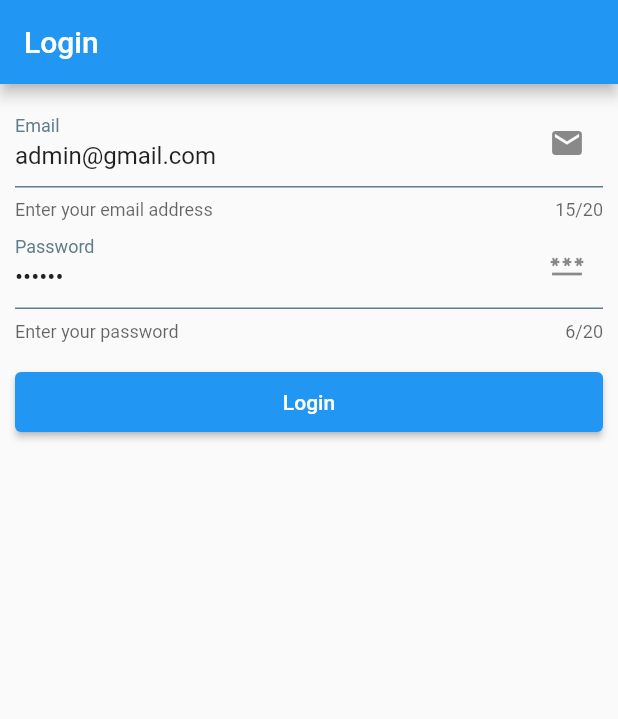
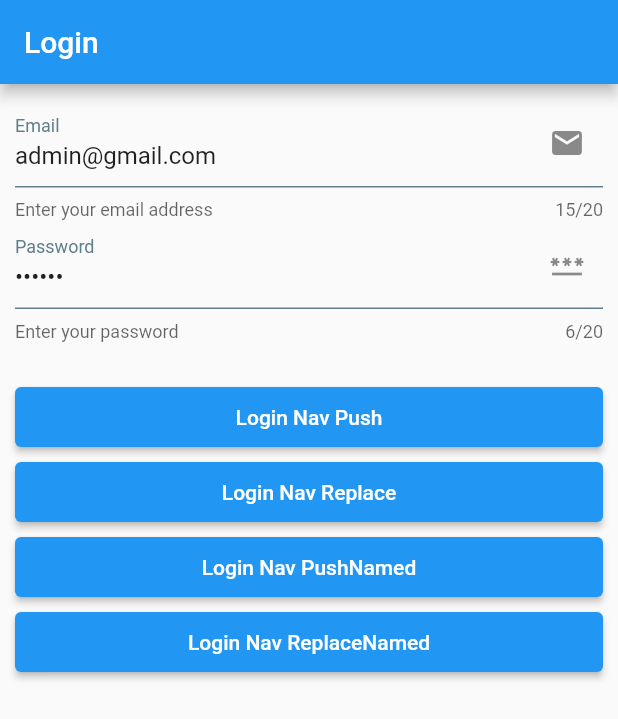
Before and after one commit to lypsisrudiansyah/flutter_navigation1, a Flutter app: the screen it shows after launch, on a phone screen of 412 x 824 dp. Shown: the top 719 px of the screen. Run offline on Flutter 3.47's test engine with Material 2 defaults, Android fonts, the phone set to English and light mode, and no system bars.

Commit message:
🔧 chore(main.dart): update import statement for app_router.dart to reflect file name change and improve code organization
🔧 chore(main.dart): update app title to 'Flutter Navigation Practice' for better clarity

🔧 chore(main.dart): set initialRoute to '/' and add routes using AppRoute class for better navigation management

🔧 chore(login_view.dart): refactor login button code into a reusable widget for better code organization and reusability

🔧 chore(login_view.dart): update login button code to use the new LoginButtonNavigation widget for better code organization and reusability

🔧 chore(login_view.dart): add additional login button variations using different navigation methods for better user experience and flexibility

✨ feat(app_router.dart): create AppRoute class to define the routes for the application for better code organization and reusability

```diff
--- a/lib/main.dart
+++ b/lib/main.dart
@@ -1,5 +1,5 @@
 import 'package:flutter/material.dart';
-import 'package:flutter_navigation1/core.dart';
+import 'package:flutter_navigation1/router/app_router.dart';
 import 'package:flutter_navigation1/state_util.dart';
 
 void main() {
@@ -13,12 +13,13 @@ class MyApp extends StatelessWidget {
   @override
   Widget build(BuildContext context) {
     return MaterialApp(
-      title: 'Flutter Demo',
+      title: 'Flutter Navigation Practice',
       navigatorKey: Get.navigatorKey,
       theme: ThemeData(
         primarySwatch: Colors.blue,
       ),
-      home: const LoginView()
+      initialRoute: '/',
+      routes: AppRoute().routes,
     );
   }
 }
--- a/lib/module/login/view/login_view.dart
+++ b/lib/module/login/view/login_view.dart
@@ -59,23 +59,37 @@ class LoginView extends StatefulWidget {
                 onChanged: (value) {},
               ),
               const SizedBox(height: 20),
-              SizedBox(
-                width: MediaQuery.of(context).size.width,
-                height: 40,
-                child: ElevatedButton(
-                  onPressed: () {
-                    Navigator.push(
-                      context,
-                      MaterialPageRoute(builder: (context) => const DashboardView()),
-                    );
-
-                    /* Navigator.pushReplacement(
-                      context,
-                      MaterialPageRoute(builder: (context) => const DashboardView()),
-                    ); */
-                  },
-                  child: const Text("Login"),
+              LoginButtonNavigation(
+                onPressed: () => Navigator.push(
+                  context,
+                  MaterialPageRoute(
+                    builder: (context) => const DashboardView(),
+                  ),
                 ),
+                buttonText: "Login Nav Push",
+              ),
+              LoginButtonNavigation(
+                onPressed: () => Navigator.pushReplacement(
+                  context,
+                  MaterialPageRoute(
+                    builder: (context) => const DashboardView(),
+                  ),
+                ),
+                buttonText: "Login Nav Replace",
+              ),
+              LoginButtonNavigation(
+                onPressed: () => Navigator.pushNamed(
+                  context,
+                  "/dashboard",
+                ),
+                buttonText: "Login Nav PushNamed",
+              ),
+              LoginButtonNavigation(
+                onPressed: () => Navigator.pushReplacementNamed(
+                  context,
+                  "/dashboard",
+                ),
+                buttonText: "Login Nav ReplaceNamed",
               ),
             ],
           ),
@@ -87,3 +101,23 @@ class LoginView extends StatefulWidget {
   @override
   State<LoginView> createState() => LoginController();
 }
+
+class LoginButtonNavigation extends StatelessWidget {
+  final VoidCallback onPressed;
+  final String buttonText;
+
+  const LoginButtonNavigation({super.key, required this.onPressed, required this.buttonText});
+
+  @override
+  Widget build(BuildContext context) {
+    return Container(
+      margin: const EdgeInsets.only(top: 10),
+      width: MediaQuery.of(context).size.width,
+      height: 40,
+      child: ElevatedButton(
+        onPressed: onPressed,
+        child: Text(buttonText),
+      ),
+    );
+  }
+}
--- /dev/null
+++ b/lib/router/app_router.dart
@@ -0,0 +1,10 @@
+import 'package:flutter/material.dart';
+import 'package:flutter_navigation1/core.dart';
+
+class AppRoute {
+  Map<String, Widget Function(BuildContext)> routes = {
+    '/': (context) => const LoginView(),
+    '/dashboard': (context) => const DashboardView(),
+    '/login': (context) => const LoginView(),
+  };
+}
```
